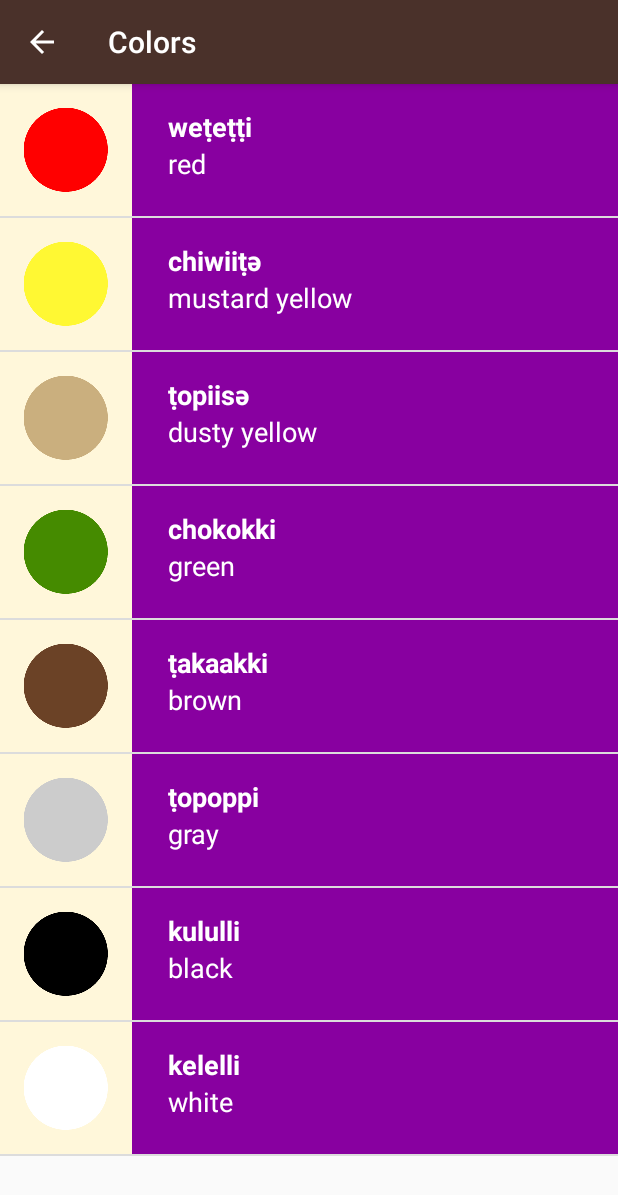
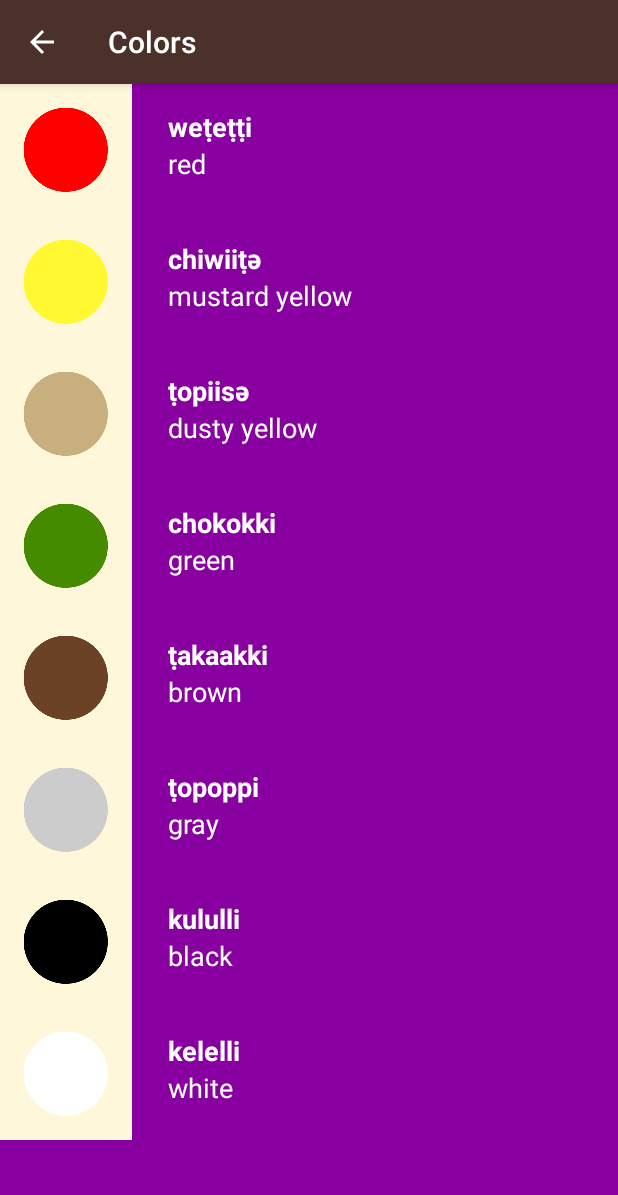
Before and after one commit to becauseIknowNothing/miwok, an Android app: the ColorsActivity screen opened directly, with no data from a screen before it, after a tap on "chiwiiṭә", on a phone screen of 412 x 824 dp. Shown: the top 1195 px of the screen. Run offline under Robolectric (Android 15) with nearby library versions, the phone set to English and light mode, and no system bars.

Commit message:
Recycler View Added and Improvements

```diff
--- a/app/build.gradle
+++ b/app/build.gradle
@@ -31,6 +31,8 @@ dependencies {
     implementation 'androidx.appcompat:appcompat:1.1.0'
     implementation 'androidx.core:core-ktx:1.2.0'
     implementation 'androidx.constraintlayout:constraintlayout:1.1.3'
+    implementation 'androidx.legacy:legacy-support-v4:1.0.0'
+    implementation "androidx.recyclerview:recyclerview:1.1.0"
     testImplementation 'junit:junit:4.12'
     androidTestImplementation 'androidx.test.ext:junit:1.1.1'
     androidTestImplementation 'androidx.test.espresso:espresso-core:3.2.0'
--- a/app/src/main/java/com/lovish/miwok/ColorsActivity.kt
+++ b/app/src/main/java/com/lovish/miwok/ColorsActivity.kt
@@ -3,8 +3,9 @@ package com.lovish.miwok
 
 import android.media.MediaPlayer
 import android.os.Bundle
-import android.widget.ListView
 import androidx.appcompat.app.AppCompatActivity
+import androidx.recyclerview.widget.LinearLayoutManager
+import androidx.recyclerview.widget.RecyclerView
 
 
 class ColorsActivity : AppCompatActivity() {
@@ -35,16 +36,10 @@ class ColorsActivity : AppCompatActivity() {
         words.add(Word("gray", "ṭopoppi", R.drawable.color_gray, R.raw.color_gray))
         words.add(Word("black", "kululli", R.drawable.color_black, R.raw.color_black))
         words.add(Word("white", "kelelli", R.drawable.color_white, R.raw.color_white))
-        var items= WordAdapter(this, words, R.color.category_colors)
-        var listView : ListView = findViewById(R.id.wordList)
-        listView.adapter = items
-        listView.setOnItemClickListener { parent, view, position, id ->
-            releaseMP()
-            val word = words[position]
-            mMediaPlayer = MediaPlayer.create(this, word.audio)
-            mMediaPlayer!!.start()
-            mMediaPlayer!!.setOnCompletionListener { mp -> releaseMP() }
-        }
+        val adapter = WordAdapter(words, R.color.category_colors)
+        val rv = findViewById<RecyclerView>(R.id.wordList)
+        rv.layoutManager = LinearLayoutManager(this)
+        rv.adapter = adapter
     }
 
     override fun onStop() {
@@ -53,9 +48,9 @@ class ColorsActivity : AppCompatActivity() {
     }
 
     private fun releaseMP() {
-        if (mMediaPlayer != null) {
-            mMediaPlayer!!.release()
-            mMediaPlayer = null
+        if (Ms.mMediaPlayer != null) {
+            Ms.mMediaPlayer!!.release()
+            Ms.mMediaPlayer = null
         }
 
     }
--- a/app/src/main/java/com/lovish/miwok/Word.kt
+++ b/app/src/main/java/com/lovish/miwok/Word.kt
@@ -1,14 +1,25 @@
 package com.lovish.miwok
 
-import android.content.Context
+import android.media.MediaPlayer
 import android.view.LayoutInflater
 import android.view.View
 import android.view.ViewGroup
-import android.widget.ArrayAdapter
 import android.widget.ImageView
 import android.widget.TextView
 import androidx.core.content.ContextCompat
+import androidx.recyclerview.widget.RecyclerView
 
+
+object Ms {
+    var mMediaPlayer: MediaPlayer? = null
+}
+
+fun <T : RecyclerView.ViewHolder> T.listen(event: (position: Int, type: Int) -> Unit): T {
+    itemView.setOnClickListener {
+        event.invoke(adapterPosition, itemViewType)
+    }
+    return this
+}
 
 class Word{
     var miwok : String
@@ -30,27 +41,48 @@ class Word{
     }
 }
 
-class WordAdapter(context: Context, words : ArrayList<Word>, backColor : Int) : ArrayAdapter<Word>(context, 0, words){
-    var backColor = backColor
-    override fun getView(position: Int, convertView: View?, parent: ViewGroup): View {
-        var listItemView = convertView
-        if(listItemView==null){
-            listItemView = LayoutInflater.from(context).inflate(R.layout.list_item, parent, false)
+class WordAdapter(val words: ArrayList<Word>, val bkcolor: Int) :
+    RecyclerView.Adapter<WordAdapter.ViewHolder>() {
+
+    class ViewHolder(view: View) : RecyclerView.ViewHolder(view) {
+        var txtmiwok = view.findViewById(R.id.miwok_text_view) as TextView
+        var txtdefault = view.findViewById(R.id.default_text_view) as TextView
+        var txtimg = view.findViewById(R.id.img) as ImageView
+
+    }
+
+    override fun onCreateViewHolder(parent: ViewGroup, viewType: Int): ViewHolder {
+        val color = ContextCompat.getColor(parent.context, bkcolor)
+        parent.setBackgroundColor(color)
+        return ViewHolder(
+            LayoutInflater.from(parent.context).inflate(R.layout.list_item, parent, false)
+        ).listen { position, type ->
+            releaseMP()
+            val item = words[position]
+            Ms.mMediaPlayer = MediaPlayer.create(parent.context, item.audio)
+            Ms.mMediaPlayer!!.start()
+            Ms.mMediaPlayer!!.setOnCompletionListener { mp -> releaseMP() }
         }
-        val currposs = getItem(position) as Word
-        val miwokTextView = listItemView!!.findViewById(R.id.miwok_text_view) as TextView
-        val defaultTextView = listItemView.findViewById(R.id.default_text_view) as TextView
-        val imgView = listItemView.findViewById(R.id.img) as ImageView
-        miwokTextView.text = currposs.miwok
-        defaultTextView.text = currposs.default
-        if(currposs.img!=-1){
-            imgView.setImageResource(currposs.img)
-            imgView.visibility = 0
+    }
+
+    override fun getItemCount(): Int = words.size
+
+    override fun onBindViewHolder(holder: ViewHolder, position: Int) {
+        holder.txtmiwok.text = words[position].miwok
+        holder.txtdefault.text = words[position].default
+        if (words[position].img != -1) {
+            holder.txtimg.setImageResource(words[position].img)
+            holder.txtimg.visibility = View.VISIBLE
         } else{
-            imgView.visibility = 8
+            holder.txtimg.visibility = View.GONE
         }
-        val color = ContextCompat.getColor(context, backColor)
-        listItemView.setBackgroundColor(color)
-        return listItemView
+    }
+
+    private fun releaseMP() {
+        if (Ms.mMediaPlayer != null) {
+            Ms.mMediaPlayer!!.release()
+            Ms.mMediaPlayer = null
+        }
+
     }
 }
--- a/app/src/main/res/layout/list_item.xml
+++ b/app/src/main/res/layout/list_item.xml
@@ -3,7 +3,7 @@
     xmlns:app="http://schemas.android.com/apk/res-auto"
     xmlns:tools="http://schemas.android.com/tools"
     android:layout_width="match_parent"
-    android:layout_height="match_parent"
+    android:layout_height="wrap_content"
     android:minHeight="@dimen/list_item_height">
     <ImageView
         android:layout_width="@dimen/list_item_height"
--- a/app/src/main/res/layout/word_list.xml
+++ b/app/src/main/res/layout/word_list.xml
@@ -1,9 +1,10 @@
 <?xml version="1.0" encoding="utf-8"?>
-<ListView xmlns:android="http://schemas.android.com/apk/res/android"
-    xmlns:tools="http://schemas.android.com/tools"
-    android:layout_width="match_parent"
+<androidx.constraintlayout.widget.ConstraintLayout xmlns:android="http://schemas.android.com/apk/res/android"
     android:layout_height="match_parent"
-    tools:context=".NumbersActivity"
-    android:id="@+id/wordList"
-    >
-</ListView>
+    android:layout_width="match_parent">
+
+    <androidx.recyclerview.widget.RecyclerView
+        android:id="@+id/wordList"
+        android:layout_width="match_parent"
+        android:layout_height="match_parent" />
+</androidx.constraintlayout.widget.ConstraintLayout>
--- a/app/src/main/res/values/strings.xml
+++ b/app/src/main/res/values/strings.xml
@@ -13,4 +13,7 @@
 
     <!-- Category name for the vocabulary words for family members [CHAR LIMIT=20] -->
     <string name="category_family">Family Members</string>
+
+    <!-- TODO: Remove or change this placeholder text -->
+    <string name="hello_blank_fragment">Hello blank fragment</string>
 </resources>
```
Also changed, not shown: app/src/main/java/com/lovish/miwok/FamilyActivity.kt (+9 -14 lines), app/src/main/java/com/lovish/miwok/NumbersActivity.kt (+9 -16 lines), app/src/main/java/com/lovish/miwok/PhrasesActiivity.kt (+9 -15 lines).
